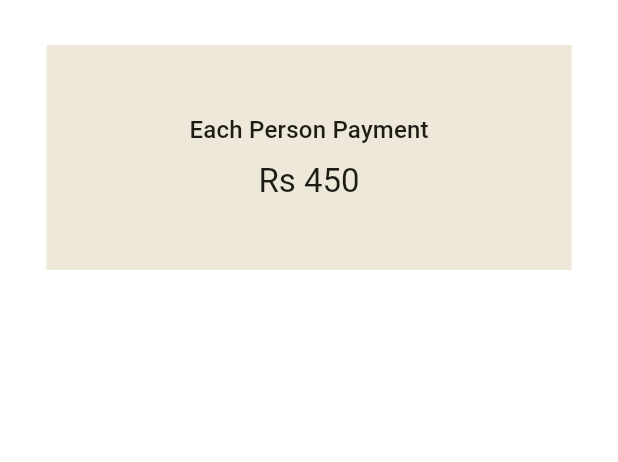
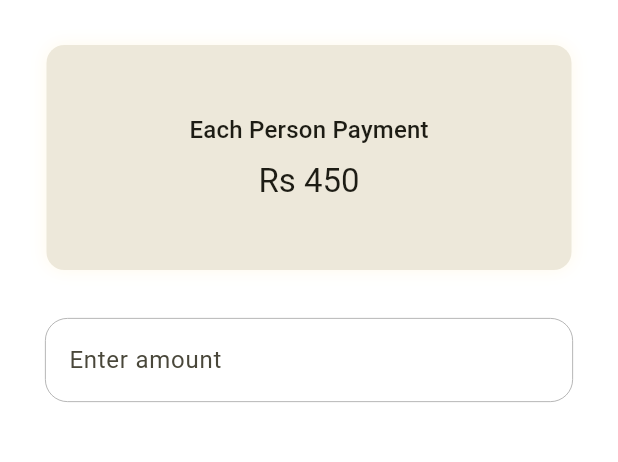
Before and after one commit to punkushal/Paisa-Tirne-Haina, a Flutter app: the screen it shows after launch, on a phone screen of 412 x 824 dp, the part 63-525 px from its top. Run offline on Flutter 3.47's test engine with Material 3 defaults, Android fonts, the phone set to English and light mode, and no system bars.

Commit message:
Text Form Field For Amount Input

```diff
--- a/lib/home.dart
+++ b/lib/home.dart
@@ -10,6 +10,15 @@ class Home extends StatefulWidget {
 }
 
 class _HomeState extends State<Home> {
+  final _formKey = GlobalKey<FormState>();
+  final _amountController = TextEditingController();
+
+  @override
+  void dispose() {
+    _amountController.dispose();
+    super.dispose();
+  }
+
   @override
   Widget build(BuildContext context) {
     var theme = Theme.of(context);
@@ -20,7 +29,9 @@ class _HomeState extends State<Home> {
         title: Text("Paisa Tirne Haina"),
         centerTitle: true,
       ),
-      body: Column(
+      body: Form(
+        key: _formKey,
+        child: Column(
           children: [
             // Container for displaying each person's splitted money
             Center(
@@ -29,6 +40,10 @@ class _HomeState extends State<Home> {
                 width: 350,
                 height: 150,
                 decoration: BoxDecoration(
+                  borderRadius: BorderRadius.circular(12),
+                  boxShadow: [
+                    BoxShadow(color: theme.cardColor, blurRadius: 9),
+                  ],
                   color: theme.colorScheme.copyWith().surfaceContainerHigh,
                 ),
                 child: Column(
@@ -49,7 +64,36 @@ class _HomeState extends State<Home> {
                 ),
               ),
             ),
+
+            // Input field for amount
+            Padding(
+              padding: const EdgeInsets.symmetric(horizontal: 30, vertical: 16),
+              child: TextFormField(
+                controller: _amountController,
+                keyboardType: TextInputType.number,
+                decoration: InputDecoration(
+                  hintText: "Enter amount",
+                  enabledBorder: OutlineInputBorder(
+                    borderRadius: BorderRadius.circular(15),
+                    borderSide: BorderSide(color: Colors.grey, width: 0.5),
+                  ),
+                  focusedBorder: OutlineInputBorder(
+                    borderRadius: BorderRadius.circular(12),
+                    borderSide: BorderSide(
+                        color: const Color.fromARGB(224, 70, 63, 63),
+                        width: 0.5),
+                  ),
+                  errorBorder: OutlineInputBorder(
+                    borderRadius: BorderRadius.circular(12),
+                    borderSide: BorderSide(
+                        color: const Color.fromARGB(255, 231, 88, 88),
+                        width: 0.5),
+                  ),
+                ),
+              ),
+            ),
           ],
+        ),
       ),
     );
   }
```
Lines whose indentation alone changed are shown as unchanged.
